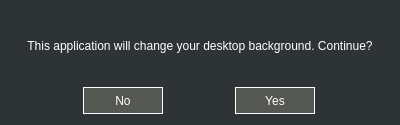
michael-karpinski/desktop-setter, file main.ui: the form before one commit.
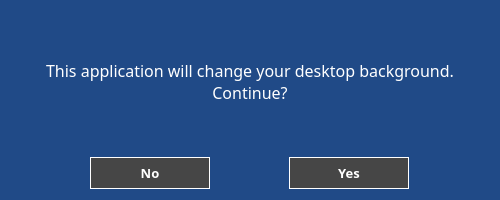
The form after the commit.

Commit message: updated design and 'fixed' console issue

Patch:
```diff
--- a/main.ui
+++ b/main.ui
@@ -6,8 +6,8 @@
    <rect>
     <x>0</x>
     <y>0</y>
-    <width>400</width>
-    <height>125</height>
+    <width>500</width>
+    <height>200</height>
    </rect>
   </property>
   <property name="sizePolicy">
@@ -27,7 +27,7 @@
   </property>
   <property name="styleSheet">
    <string notr="true">QDialog {
-	background: rgb(46, 52, 54)
+	background: rgb(32, 74, 135)
 }
 
 QLabel {
@@ -41,6 +41,14 @@
   <layout class="QVBoxLayout" name="verticalLayout">
    <item>
     <widget class="QLabel" name="label">
+     <property name="font">
+      <font>
+       <family>Sans Serif</family>
+       <pointsize>12</pointsize>
+       <weight>50</weight>
+       <bold>false</bold>
+      </font>
+     </property>
      <property name="text">
       <string>This application will change your desktop background. Continue?</string>
      </property>
@@ -59,23 +67,59 @@
      </property>
      <item row="0" column="1">
       <widget class="QPushButton" name="no_button">
+       <property name="sizePolicy">
+        <sizepolicy hsizetype="Maximum" vsizetype="Maximum">
+         <horstretch>0</horstretch>
+         <verstretch>0</verstretch>
+        </sizepolicy>
+       </property>
        <property name="maximumSize">
         <size>
-         <width>80</width>
+         <width>120</width>
          <height>16777215</height>
         </size>
        </property>
+       <property name="font">
+        <font>
+         <family>Sans Serif</family>
+         <pointsize>10</pointsize>
+         <weight>75</weight>
+         <bold>true</bold>
+        </font>
+       </property>
+       <property name="focusPolicy">
+        <enum>Qt::ClickFocus</enum>
+       </property>
        <property name="styleSheet">
-        <string notr="true">background-color: rgb(85, 87, 83);
+        <string notr="true">QPushButton {
+background-color: rgb(70,70,70);
 color: white;
 border-style: outset;
 border-width: 1px;
 border-color: white;
-height: 25px;</string>
+height: 30px;
+}
+
+QPushButton:hover {
+background-color: rgb(60,60,60);
+}
+
+QPushButton:pressed {
+background-color: rgb(50,50,50);
+}</string>
        </property>
        <property name="text">
         <string>No</string>
        </property>
+       <property name="checkable">
+        <bool>false</bool>
+       </property>
+       <property name="checked">
+        <bool>false</bool>
+       </property>
+       <property name="autoDefault">
+        <bool>false</bool>
+       </property>
        <property name="flat">
         <bool>false</bool>
        </property>
@@ -91,24 +135,48 @@
        </property>
        <property name="maximumSize">
         <size>
-         <width>80</width>
+         <width>120</width>
          <height>16777215</height>
         </size>
        </property>
+       <property name="font">
+        <font>
+         <family>Sans Serif</family>
+         <pointsize>10</pointsize>
+         <weight>75</weight>
+         <bold>true</bold>
+        </font>
+       </property>
        <property name="layoutDirection">
         <enum>Qt::LeftToRight</enum>
        </property>
        <property name="styleSheet">
-        <string notr="true">background-color: rgb(85, 87, 83);
+        <string notr="true">QPushButton {
+background-color: rgb(70,70,70);
 color: white;
 border-style: outset;
 border-width: 1px;
 border-color: white;
-height: 25px;</string>
+height: 30px;
+}
+
+QPushButton:hover {
+background-color: rgb(60,60,60);
+}
+
+QPushButton:pressed {
+background-color: rgb(50,50,50);
+}</string>
        </property>
        <property name="text">
         <string>Yes</string>
        </property>
+       <property name="checkable">
+        <bool>false</bool>
+       </property>
+       <property name="autoDefault">
+        <bool>false</bool>
+       </property>
        <property name="default">
         <bool>false</bool>
        </property>
```
The commit also changes 1 other file.
